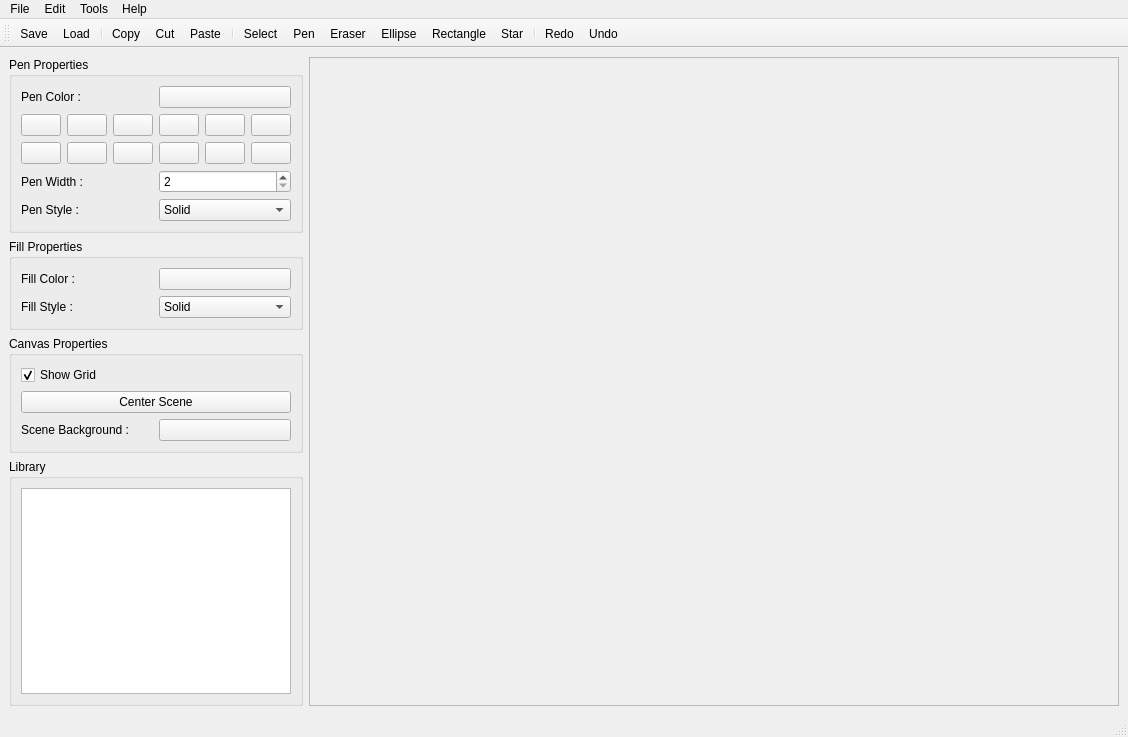
First picture: the form in PainterApplication/mainwindow.ui, repository Arthur-T-Lambert/PainterApp, before the edit.
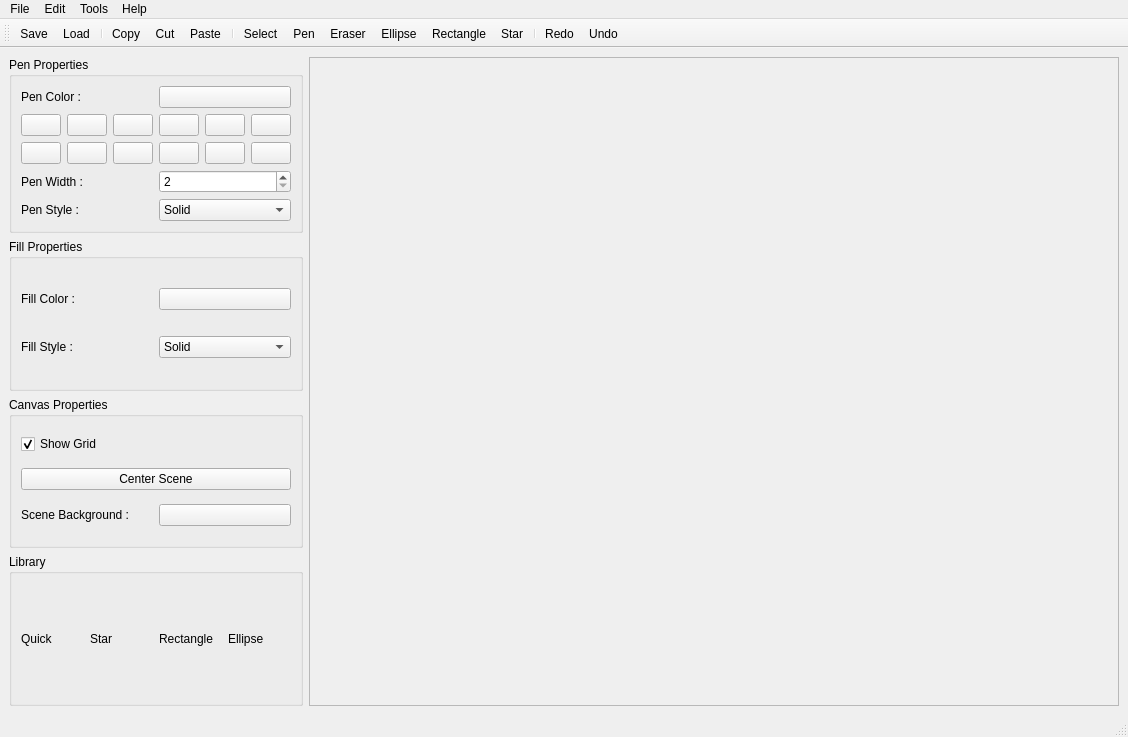
Second picture: the form after the edit. Icons and pictures are not drawn.

```diff
--- a/PainterApplication/mainwindow.ui
+++ b/PainterApplication/mainwindow.ui
@@ -345,14 +345,32 @@
         <property name="title">
          <string>Library</string>
         </property>
-        <layout class="QVBoxLayout" name="verticalLayout_5">
+        <layout class="QHBoxLayout" name="horizontalLayout_8">
          <item>
-          <widget class="QGraphicsView" name="libraryView">
-           <property name="sizePolicy">
-            <sizepolicy hsizetype="Preferred" vsizetype="Expanding">
-             <horstretch>0</horstretch>
-             <verstretch>0</verstretch>
-            </sizepolicy>
+          <widget class="QLabel" name="Quick">
+           <property name="text">
+            <string>Quick</string>
+           </property>
+          </widget>
+         </item>
+         <item>
+          <widget class="QLabel" name="Star">
+           <property name="text">
+            <string>Star</string>
+           </property>
+          </widget>
+         </item>
+         <item>
+          <widget class="QLabel" name="Rectangle">
+           <property name="text">
+            <string>Rectangle</string>
+           </property>
+          </widget>
+         </item>
+         <item>
+          <widget class="QLabel" name="Ellipse">
+           <property name="text">
+            <string>Ellipse</string>
            </property>
           </widget>
          </item>
```
Left out of the diff: 24 changed lines with no effect on the pictures.
